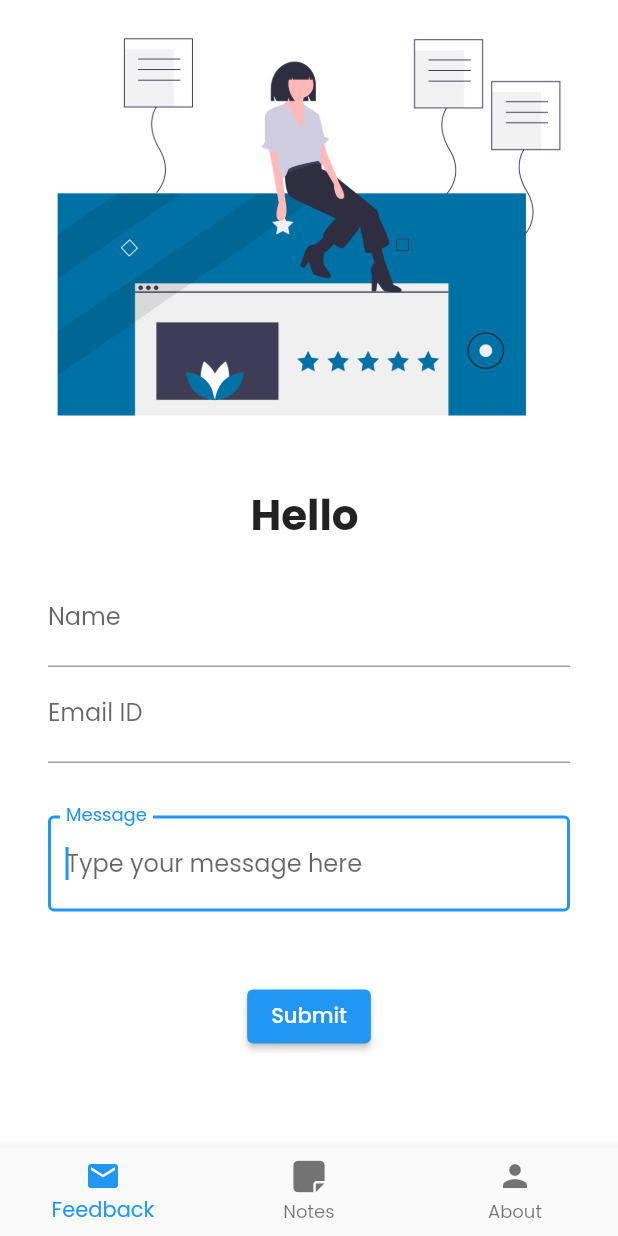
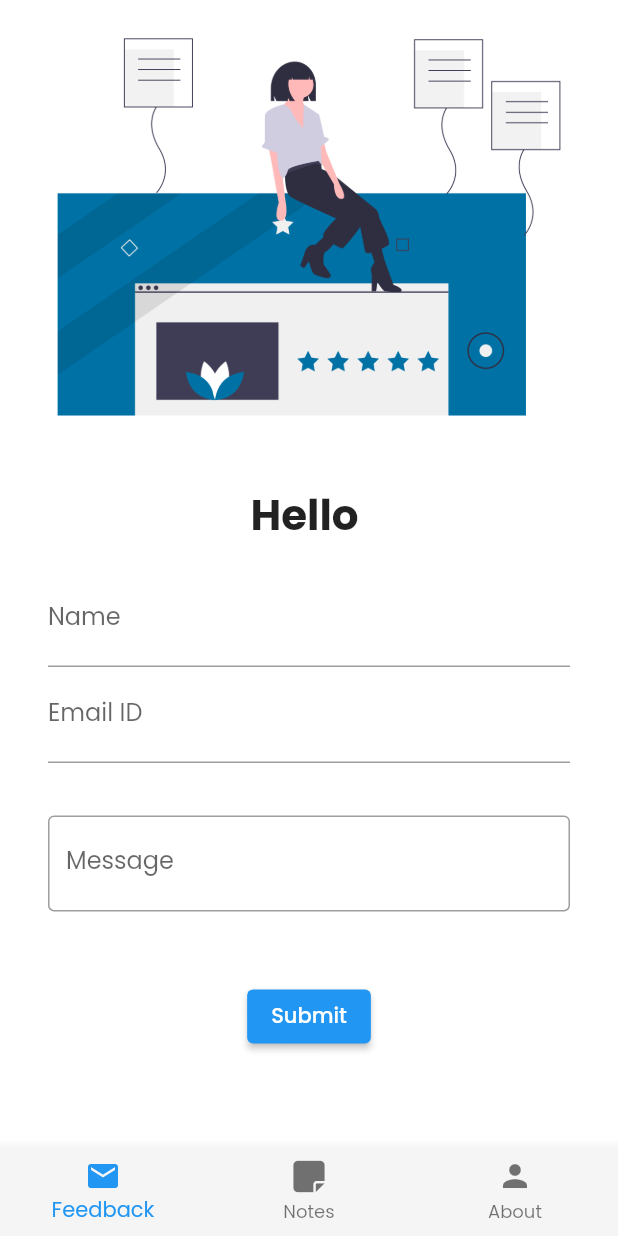
Before and after one commit to 2002Bishwajeet/Wryter, a Flutter app: the Forms screen opened by its route, on a phone screen of 412 x 824 dp. Run offline on Flutter 3.47's test engine with Material 2 defaults, Android fonts, the phone set to English and light mode, and no system bars; our stand-ins replace flutter_icons, google_fonts, velocity_x.

Commit message:
theme uodated

```diff
--- a/lib/Pages/Forms.dart
+++ b/lib/Pages/Forms.dart
@@ -40,6 +40,7 @@ class _FormsState extends State<Forms> {
                     child: Column(
                       children: [
                         TextFormField(
+                          autofocus: false,
                           decoration: InputDecoration(
                             hintText: "Pls Enter Your Name",
                             labelText: "Name",
@@ -78,7 +79,7 @@ class _FormsState extends State<Forms> {
                           autocorrect: true,
                           enableInteractiveSelection: true,
                           enableSuggestions: true,
-                          autofocus: true,
+                          autofocus: false,
                           decoration: InputDecoration(
                             border: OutlineInputBorder(),
                             hintText: "Type your message here",
--- a/lib/Pages/HomePage.dart
+++ b/lib/Pages/HomePage.dart
@@ -15,7 +15,7 @@ class _HomepageState extends State<Homepage> {
       body: Center(child: Text('Tap the + icon to add Notes')),
       floatingActionButton: FloatingActionButton(
         backgroundColor: Colors.blue[900],
-        onPressed: () => setState(() => null),
+        onPressed: () => setState(() =>   Navigator.pushNamed(context, '/Notes')),
         child: const Icon(
           Icons.add,
           color: Colors.white,
--- a/lib/Pages/Notes.dart
+++ b/lib/Pages/Notes.dart
@@ -13,7 +13,7 @@ class _NotesState extends State<Notes> {
       body: TextField(
            decoration: InputDecoration(
              border: OutlineInputBorder(),
-              hintText: "Pls Enter Your Name",
+              hintText: "Enter Your Note",
 
       ),
 
--- a/lib/Widgets/theme.dart
+++ b/lib/Widgets/theme.dart
@@ -1,26 +1,46 @@
 import 'package:flutter/material.dart';
 import 'package:google_fonts/google_fonts.dart';
+import 'package:velocity_x/velocity_x.dart';
 
 class Mytheme {
   static ThemeData lightTheme(BuildContext context) => ThemeData(
       primaryColor: Colors.blue[
           900], //primary swatch mein sirf ek single color jaega like blue not blue[100] shades not allowed
       fontFamily: GoogleFonts.poppins().fontFamily,
+      buttonColor: darkBluishcolor,
+      cardColor: Vx.white,
+      canvasColor: creamcolor,
+      accentColor: darkBluishcolor,
       appBarTheme: AppBarTheme(
-        color: Colors.white,
+        color: Colors.black,
         elevation: 0.0,
         iconTheme: IconThemeData(
           color: Colors.black,
         ),
         textTheme: Theme.of(context).textTheme,
+
       ));
 
   static int get newMethod => 900;
   static ThemeData darkTheme(BuildContext context) => ThemeData(
-        brightness: Brightness.dark,
-      );
+      brightness: Brightness.dark,
+      fontFamily: GoogleFonts.poppins().fontFamily,
+      cardColor: Colors.black,
+      canvasColor: darkCreamcolor,
+      buttonColor: lightBluishcolor,
+      accentColor: Colors.white,
+      appBarTheme: AppBarTheme(
+        color: Colors.white,
+        elevation: 0.0,
+        iconTheme: IconThemeData(
+          color: Colors.white,
+        ),
+         textTheme: Theme.of(context).textTheme.copyWith(headline6: context.textTheme.headline6.copyWith(color: Colors.white)),
+      ));
 
 //color
   static Color creamcolor = Color(0xfff5f5f5);
   static Color darkBluishcolor = Color(0xff403b58);
+  static Color lightBluishcolor = Vx.indigo800;
+  static Color darkCreamcolor = Vx.gray900;
 }
--- a/lib/main.dart
+++ b/lib/main.dart
@@ -2,6 +2,7 @@ import 'package:flutter/material.dart';
 import 'package:todoapp/Pages/AboutPages.dart';
 import 'package:todoapp/Pages/Forms.dart';
 import 'package:todoapp/Pages/HomePage.dart';
+import 'package:todoapp/Pages/Notes.dart';
 import 'package:todoapp/utils/routes.dart';
 import 'Widgets/theme.dart';
 
@@ -15,7 +16,7 @@ class MyApp extends StatelessWidget {
   Widget build(BuildContext context) {
     return MaterialApp(
       themeMode: ThemeMode
-          .light, //Khali yeh daalne mein nhi chlega isne bas isse adopt kiya hai
+          .system, //Khali yeh daalne mein nhi chlega isne bas isse adopt kiya hai
       theme: Mytheme.lightTheme(context),
       // debugShowCheckedModeBanner: false,//trick to remove debug icon
       darkTheme: Mytheme.darkTheme(context),
@@ -23,9 +24,10 @@ class MyApp extends StatelessWidget {
       initialRoute: MyRoutes.homeroute,
       routes: {
         "/": (context) => Homepage(),
-        MyRoutes.homeroute: (context) => Forms(),
+        MyRoutes.homeroute: (context) => Homepage(),
         "/About": (context) => AboutMe(),
         "/Feedback": (context) => Forms(),
+         "/Notes": (context) => Notes(),
       },
     );
   }
```
